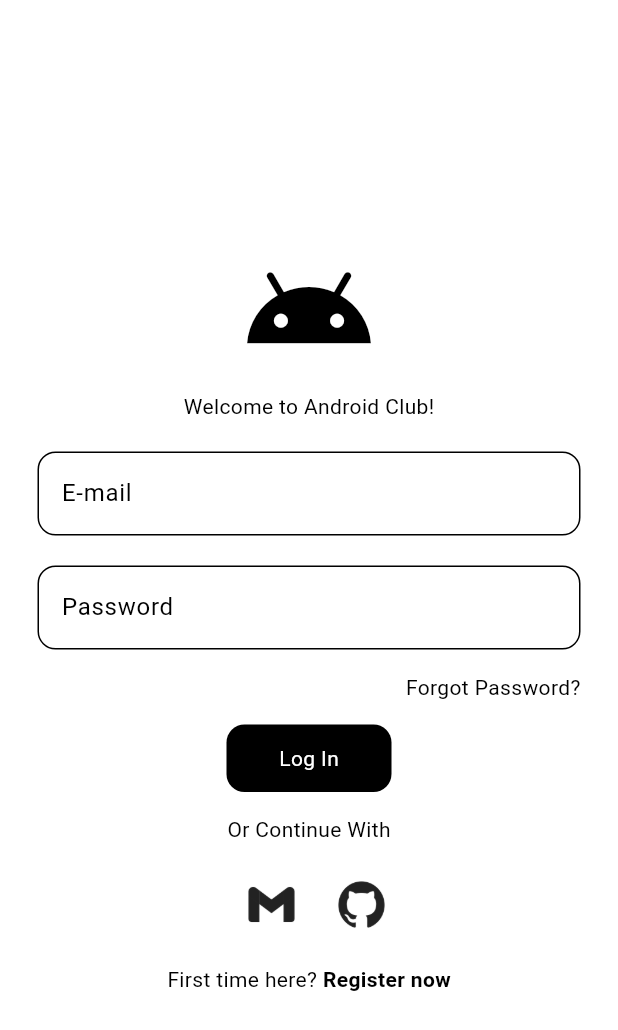
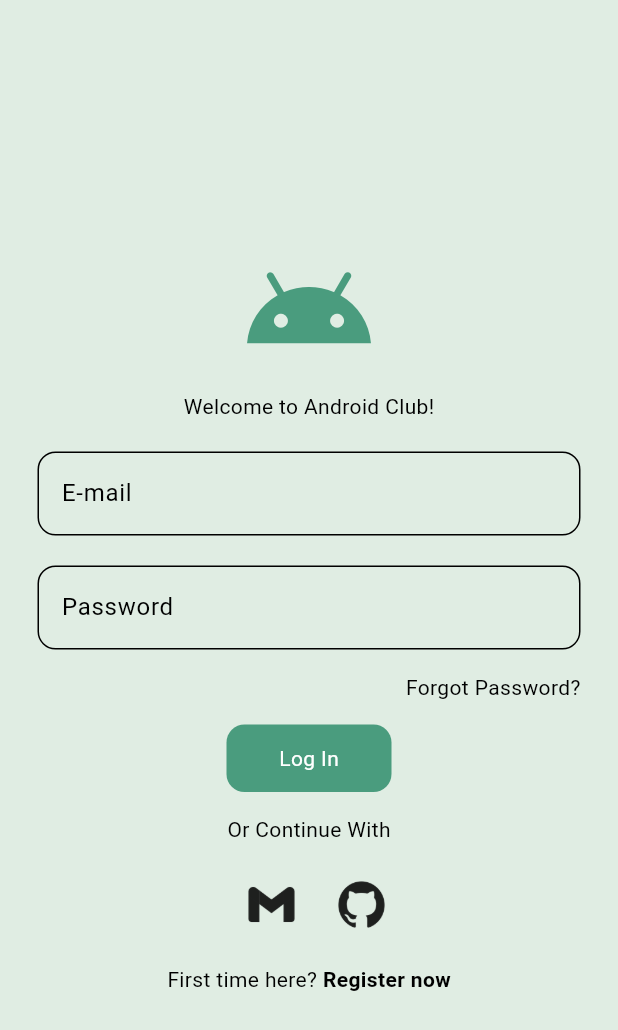
Before and after one commit to PrathmayAwasthi/Android_Club_App, a Flutter app: the screen it shows after launch, on a phone screen of 412 x 824 dp. Shown: the top 1030 px of the screen. Run offline on Flutter 3.47's test engine with Material 3 defaults, Android fonts, the light colour scheme and no system bars; our stand-ins replace firebase_auth, firebase_core, google_sign_in; accounts and stored records are empty.

Commit message:
bug fix #2

```diff
--- a/lib/theme/dark_mode.dart
+++ b/lib/theme/dark_mode.dart
@@ -5,10 +5,10 @@ import 'package:flutter/material.dart';
 ThemeData darkMode = ThemeData(
   brightness: Brightness.dark,
   colorScheme: ColorScheme.dark(
-    background: Color.fromARGB(255, 22, 22, 22),
-    primary: Colors.black,
+    background: Color.fromARGB(255, 24, 62, 47),
+    primary: Colors.white,
     secondary: Color.fromARGB(255, 49, 49, 49),
-    inversePrimary: Colors.white,
+    inversePrimary: Color(0xFF4A9C7E),
   ),
   textTheme: ThemeData.dark().textTheme.apply(
     bodyColor: Colors.white,
--- a/lib/theme/light_mode.dart
+++ b/lib/theme/light_mode.dart
@@ -5,10 +5,10 @@ import 'package:flutter/material.dart';
 ThemeData lightMode = ThemeData(
   brightness: Brightness.light,
   colorScheme: ColorScheme.light(
-    background: Colors.white,
+    background: Color(0xffE0EDE3),
     primary: Colors.white,
     secondary: Colors.white,
-    inversePrimary: Colors.black,
+    inversePrimary: Color(0xFF4A9C7E),
   ),
   textTheme: ThemeData.light().textTheme.apply(
     bodyColor: Colors.black,
```
